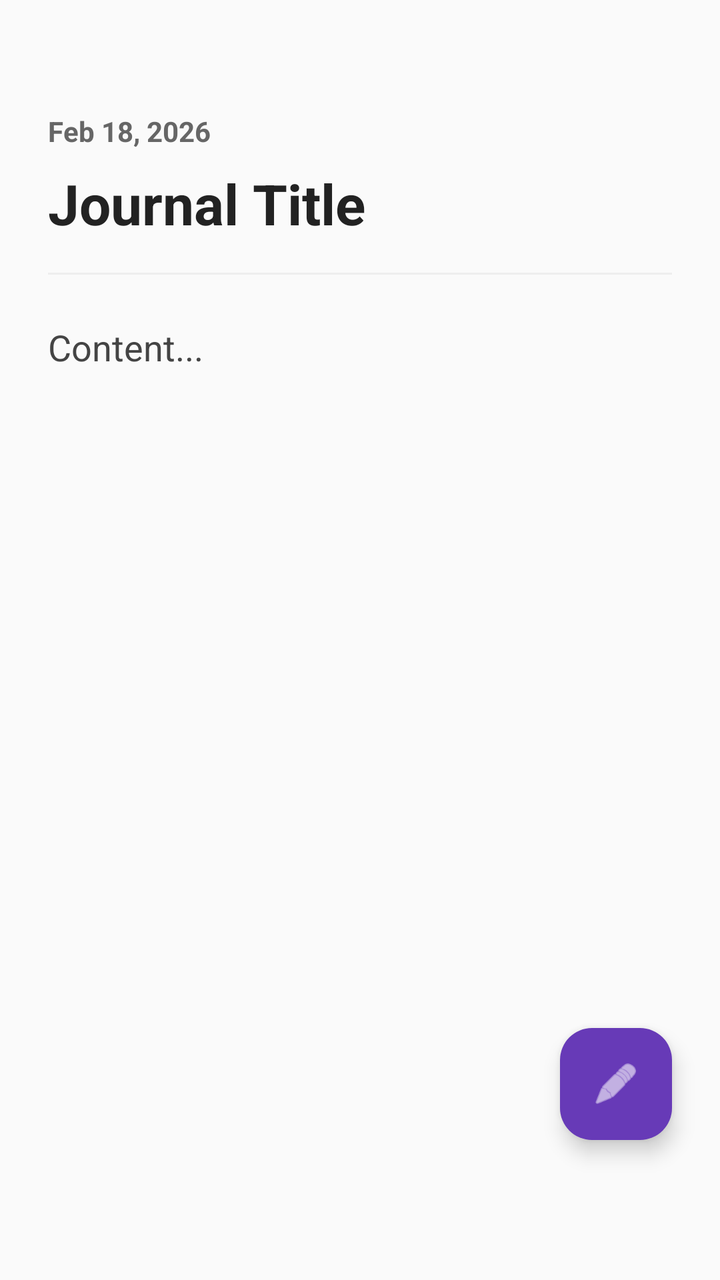
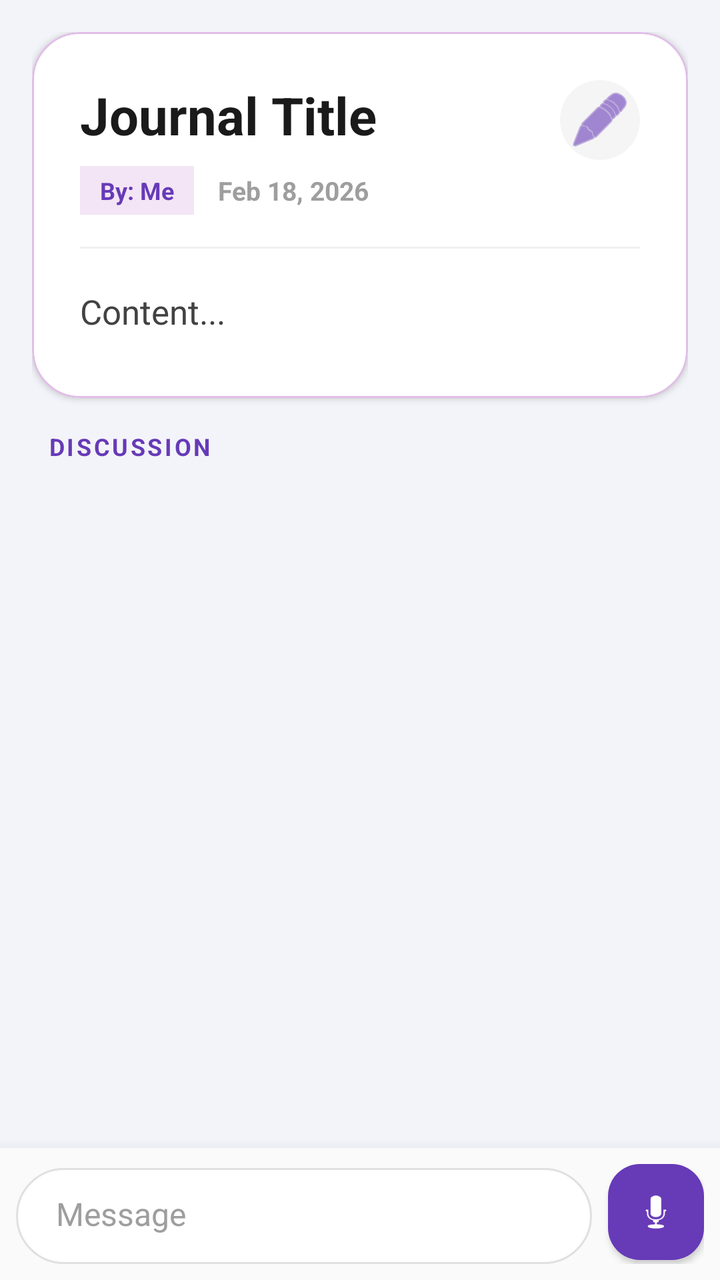

An Android layout rendered at two revisions. The XML below is the earlier revision; the diff shows what the commit changed to produce the second picture.
<!-- AndroidManifest.xml: application theme Theme.SpiritualTracker -->
<!-- res/layout/activity_journal_detail.xml -->
<?xml version="1.0" encoding="utf-8"?>
<androidx.coordinatorlayout.widget.CoordinatorLayout
    xmlns:android="http://schemas.android.com/apk/res/android"
    xmlns:app="http://schemas.android.com/apk/res-auto"
    android:layout_width="match_parent"
    android:layout_height="match_parent"
    android:background="#FAFAFA">

    <ScrollView
        android:layout_width="match_parent"
        android:layout_height="match_parent"
        android:padding="24dp"
        android:clipToPadding="false"> <LinearLayout
        android:layout_width="match_parent"
        android:layout_height="wrap_content"
        android:orientation="vertical"
        android:paddingTop="32dp"
        android:paddingBottom="80dp"> <TextView
        android:id="@+id/tvDetailDate"
        android:layout_width="wrap_content"
        android:layout_height="wrap_content"
        android:text="Feb 18, 2026"
        android:textSize="14sp"
        android:textStyle="bold"
        android:textColor="#666666"
        android:layout_marginBottom="8dp"/>

        <TextView
            android:id="@+id/tvDetailTitle"
            android:layout_width="match_parent"
            android:layout_height="wrap_content"
            android:text="Journal Title"
            android:textSize="28sp"
            android:textStyle="bold"
            android:textColor="#222222"
            android:layout_marginBottom="16dp"/>

        <LinearLayout
            android:id="@+id/audioPlayerContainer"
            android:layout_width="match_parent"
            android:layout_height="wrap_content"
            android:orientation="horizontal"
            android:gravity="center_vertical"
            android:background="#F3E5F5"
            android:padding="12dp"
            android:layout_marginBottom="24dp"
            android:visibility="gone">

            <ImageButton
                android:id="@+id/btnPlayEntryAudio"
                android:layout_width="48dp"
                android:layout_height="48dp"
                android:src="@android:drawable/ic_media_play"
                android:background="@drawable/circle_background"
                android:backgroundTint="#7B1FA2"
                android:tint="#FFFFFF" />

            <TextView
                android:layout_width="wrap_content"
                android:layout_height="wrap_content"
                android:text="Listen to Voice Note"
                android:textSize="16sp"
                android:textColor="#333333"
                android:textStyle="bold"
                android:layout_marginStart="16dp"/>
        </LinearLayout>

        <View
            android:layout_width="match_parent"
            android:layout_height="1dp"
            android:background="#EEEEEE"
            android:layout_marginBottom="24dp"/>

        <TextView
            android:id="@+id/tvDetailContent"
            android:layout_width="match_parent"
            android:layout_height="wrap_content"
            android:text="Content..."
            android:textSize="18sp"
            android:textColor="#444444"
            android:lineSpacingExtra="6dp"/>
    </LinearLayout>
    </ScrollView>

    <com.google.android.material.floatingactionbutton.FloatingActionButton
        android:id="@+id/fabEditEntry"
        android:layout_width="wrap_content"
        android:layout_height="wrap_content"
        android:layout_gravity="bottom|end"
        android:layout_marginEnd="24dp"
        android:layout_marginBottom="70dp"
        android:src="@android:drawable/ic_menu_edit"
        app:tint="#FFFFFF"
        app:backgroundTint="#673AB7" />

</androidx.coordinatorlayout.widget.CoordinatorLayout>
<!-- resources referenced by this layout -->
<resources>
  <!-- drawable circle_background (drawable) -->
  <?xml version="1.0" encoding="utf-8"?>
  <shape xmlns:android="http://schemas.android.com/apk/res/android"
      android:shape="oval">
      <solid android:color="#FFFFFF" />
  </shape>
  <style name="Theme.SpiritualTracker" parent="Base.Theme.SpiritualTracker" />
  <style name="Base.Theme.SpiritualTracker" parent="Theme.Material3.DayNight.NoActionBar">
          
          
      </style>
</resources>

<!-- the commit's change to res/layout/activity_journal_detail.xml (unified diff, before → after) -->
@@ -1,96 +1,383 @@
 <?xml version="1.0" encoding="utf-8"?>
-<androidx.coordinatorlayout.widget.CoordinatorLayout
-    xmlns:android="http://schemas.android.com/apk/res/android"
+<LinearLayout xmlns:android="http://schemas.android.com/apk/res/android"
     xmlns:app="http://schemas.android.com/apk/res-auto"
     android:layout_width="match_parent"
     android:layout_height="match_parent"
-    android:background="#FAFAFA">
-
-    <ScrollView
+    android:orientation="vertical"
+    android:background="#F3F4F9"
+    android:fitsSystemWindows="true">
+
+    <androidx.coordinatorlayout.widget.CoordinatorLayout
         android:layout_width="match_parent"
-        android:layout_height="match_parent"
-        android:padding="24dp"
-        android:clipToPadding="false"> <LinearLayout
+        android:layout_height="0dp"
+        android:layout_weight="1"
+        android:background="#F3F4F9">
+
+        <com.google.android.material.appbar.AppBarLayout
+            android:layout_width="match_parent"
+            android:layout_height="wrap_content"
+            android:background="#F3F4F9"
+            android:fitsSystemWindows="false"
+            app:elevation="0dp">
+
+            <LinearLayout
+                android:layout_width="match_parent"
+                android:layout_height="wrap_content"
+                android:orientation="vertical"
+                android:padding="16dp"
+                android:background="#F3F4F9"
+                app:layout_scrollFlags="scroll|exitUntilCollapsed">
+
+                <com.google.android.material.card.MaterialCardView
+                    android:layout_width="match_parent"
+                    android:layout_height="wrap_content"
+                    app:cardCornerRadius="24dp"
+                    app:cardElevation="2dp"
+                    app:strokeColor="#E1BEE7"
+                    app:strokeWidth="1dp"
+                    app:cardBackgroundColor="#FFFFFF"
+                    android:layout_marginBottom="16dp">
+
+                    <LinearLayout
+                        android:layout_width="match_parent"
+                        android:layout_height="wrap_content"
+                        android:orientation="vertical"
+                        android:padding="24dp">
+
+                        <RelativeLayout
+                            android:layout_width="match_parent"
+                            android:layout_height="wrap_content"
+                            android:layout_marginBottom="16dp">
+
+                            <LinearLayout
+                                android:layout_width="match_parent"
+                                android:layout_height="wrap_content"
+                                android:orientation="vertical"
+                                android:layout_toStartOf="@+id/btnEditEntry"
+                                android:layout_marginEnd="12dp">
+
+                                <TextView
+                                    android:id="@+id/tvDetailTitle"
+                                    android:layout_width="match_parent"
+                                    android:layout_height="wrap_content"
+                                    android:text="Journal Title"
+                                    android:textSize="26sp"
+                                    android:textStyle="bold"
+                                    android:textColor="#1A1A1A"
+                                    android:layout_marginBottom="8dp"/>
+
+                                <LinearLayout
+                                    android:layout_width="match_parent"
+                                    android:layout_height="wrap_content"
+                                    android:orientation="horizontal"
+                                    android:gravity="center_vertical">
+
+                                    <TextView
+                                        android:id="@+id/tvDetailAuthor"
+                                        android:layout_width="wrap_content"
+                                        android:layout_height="wrap_content"
+                                        android:text="By: Me"
+                                        android:textSize="12sp"
+                                        android:textStyle="bold"
+                                        android:textColor="#673AB7"
+                                        android:background="#F3E5F5"
+                                        android:paddingHorizontal="10dp"
+                                        android:paddingVertical="4dp"/>
+
+                                    <TextView
+                                        android:id="@+id/tvDetailDate"
+                                        android:layout_width="wrap_content"
+                                        android:layout_height="wrap_content"
+                                        android:text="Feb 18, 2026"
+                                        android:textSize="13sp"
+                                        android:textStyle="bold"
+                                        android:textColor="#9E9E9E"
+                                        android:layout_marginStart="12dp"/>
+                                </LinearLayout>
+                            </LinearLayout>
+
+                            <ImageButton
+                                android:id="@+id/btnEditEntry"
+                                android:layout_width="40dp"
+                                android:layout_height="40dp"
+                                android:layout_alignParentEnd="true"
+                                android:layout_alignParentTop="true"
+                                android:background="@drawable/circle_background"
+                                android:backgroundTint="#F5F5F5"
+                                android:src="@android:drawable/ic_menu_edit"
+                                app:tint="#673AB7"
+                                android:padding="8dp"/>
+                        </RelativeLayout>
+
+                        <LinearLayout
+                            android:id="@+id/audioPlayerContainer"
+                            android:layout_width="match_parent"
+                            android:layout_height="wrap_content"
+                            android:orientation="vertical"
+                            android:background="#F3E5F5"
+                            android:padding="16dp"
+                            android:layout_marginBottom="20dp"
+                            android:visibility="gone">
+
+                            <LinearLayout
+                                android:layout_width="match_parent"
+                                android:layout_height="wrap_content"
+                                android:orientation="horizontal"
+                                android:gravity="center_vertical">
+
+                                <FrameLayout
+                                    android:layout_width="48dp"
+                                    android:layout_height="48dp">
+                                    <ImageButton
+                                        android:id="@+id/btnPlayEntryAudio"
+                                        android:layout_width="match_parent"
+                                        android:layout_height="match_parent"
+                                        android:src="@android:drawable/ic_media_play"
+                                        android:background="@drawable/circle_background"
+                                        android:backgroundTint="#673AB7"
+                                        app:tint="#FFFFFF" />
+                                    <ProgressBar
+                                        android:id="@+id/pbEntryDownload"
+                                        style="?android:attr/progressBarStyleSmall"
+                                        android:layout_width="match_parent"
+                                        android:layout_height="match_parent"
+                                        android:visibility="gone"/>
+                                </FrameLayout>
+
+                                <LinearLayout
+                                    android:layout_width="0dp"
+                                    android:layout_height="wrap_content"
+                                    android:orientation="vertical"
+                                    android:layout_weight="1"
+                                    android:layout_marginStart="16dp">
+
+                                    <TextView
+                                        android:layout_width="wrap_content"
+                                        android:layout_height="wrap_content"
+                                        android:text="Voice Note"
+                                        android:textSize="14sp"
+                                        android:textColor="#333333"
+                                        android:textStyle="bold"/>
+
+                                    <TextView
+                                        android:id="@+id/tvDetailDuration"
+                                        android:layout_width="wrap_content"
+                                        android:layout_height="wrap_content"
+                                        android:text="00:00 / 00:00"
+                                        android:textSize="12sp"
+                                        android:textColor="#673AB7"
+                                        android:textStyle="bold"/>
+                                </LinearLayout>
+                            </LinearLayout>
+
+                            <SeekBar
+                                android:id="@+id/seekBarAudio"
+                                android:layout_width="match_parent"
+                                android:layout_height="wrap_content"
+                                android:layout_marginTop="8dp"
+                                android:progressBackgroundTint="#CCCCCC"
+                                android:progressTint="#673AB7"
+                                android:thumbTint="#673AB7" />
+                        </LinearLayout>
+
+                        <View
+                            android:layout_width="match_parent"
+                            android:layout_height="1dp"
+                            android:background="#F0F0F0"
+                            android:layout_marginBottom="20dp"/>
+
+                        <TextView
+                            android:id="@+id/tvDetailContent"
+                            android:layout_width="match_parent"
+                            android:layout_height="wrap_content"
+                            android:text="Content..."
+                            android:textSize="17sp"
+                            android:textColor="#424242"
+                            android:lineSpacingExtra="6dp"
+                            android:paddingBottom="8dp"/> </LinearLayout>
+                </com.google.android.material.card.MaterialCardView>
+
+                <TextView
+                    android:layout_width="wrap_content"
+                    android:layout_height="wrap_content"
+                    android:text="DISCUSSION"
+                    android:textSize="12sp"
+                    android:textStyle="bold"
+                    android:textColor="#673AB7"
+                    android:letterSpacing="0.1"
+                    android:layout_marginBottom="8dp"
+                    android:layout_marginStart="8dp"/>
+
+            </LinearLayout>
+        </com.google.android.material.appbar.AppBarLayout>
+
+        <androidx.recyclerview.widget.RecyclerView
+            android:id="@+id/rvReplies"
+            android:layout_width="match_parent"
+            android:layout_height="match_parent"
+            android:background="#F3F4F9"
+            app:layout_behavior="@string/appbar_scrolling_view_behavior"
+            android:paddingBottom="8dp"
+            android:clipToPadding="false"/>
+
+    </androidx.coordinatorlayout.widget.CoordinatorLayout>
+
+    <LinearLayout
+        android:id="@+id/layoutReplyBar"
         android:layout_width="match_parent"
         android:layout_height="wrap_content"
-        android:orientation="vertical"
-        android:paddingTop="32dp"
-        android:paddingBottom="80dp"> <TextView
-        android:id="@+id/tvDetailDate"
-        android:layout_width="wrap_content"
-        android:layout_height="wrap_content"
-        android:text="Feb 18, 2026"
-        android:textSize="14sp"
-        android:textStyle="bold"
-        android:textColor="#666666"
-        android:layout_marginBottom="8dp"/>
-
-        <TextView
-            android:id="@+id/tvDetailTitle"
-            android:layout_width="match_parent"
+        android:background="#FAFAFA"
+        android:paddingHorizontal="8dp"
+        android:paddingVertical="8dp"
+        android:orientation="horizontal"
+        android:gravity="bottom"
+        android:elevation="12dp">
+
+        <LinearLayout
+            android:layout_width="0dp"
             android:layout_height="wrap_content"
-            android:text="Journal Title"
-            android:textSize="28sp"
-            android:textStyle="bold"
-            android:textColor="#222222"
-            android:layout_marginBottom="16dp"/>
-
-        <LinearLayout
-            android:id="@+id/audioPlayerContainer"
-            android:layout_width="match_parent"
+            android:layout_weight="1"
+            android:orientation="vertical"
+            android:background="@drawable/bg_chat_input">
+
+            <LinearLayout
+                android:id="@+id/layoutReplyPreview"
+                android:layout_width="match_parent"
+                android:layout_height="wrap_content"
+                android:orientation="horizontal"
+                android:background="#F5F5F5"
+                android:padding="8dp"
+                android:visibility="gone">
+
+                <View
+                    android:layout_width="4dp"
+                    android:layout_height="match_parent"
+                    android:background="#673AB7" />
+
+                <LinearLayout
+                    android:layout_width="0dp"
+                    android:layout_weight="1"
+                    android:layout_height="wrap_content"
+                    android:orientation="vertical"
+                    android:paddingStart="8dp">
+
+                    <TextView
+                        android:id="@+id/tvReplyPreviewName"
+                        android:layout_width="wrap_content"
+                        android:layout_height="wrap_content"
+                        android:text="Partner"
+                        android:textColor="#673AB7"
+                        android:textStyle="bold"
+                        android:textSize="12sp" />
+
+                    <TextView
+                        android:id="@+id/tvReplyPreviewText"
+                        android:layout_width="wrap_content"
+                        android:layout_height="wrap_content"
+                        android:ellipsize="end"
+                        android:maxLines="1"
+                        android:textColor="#555555"
+                        android:textSize="14sp" />
+                </LinearLayout>
+
+                <ImageButton
+                    android:id="@+id/btnCloseReply"
+                    android:layout_width="24dp"
+                    android:layout_height="24dp"
+                    android:background="?selectableItemBackgroundBorderless"
+                    android:src="@android:drawable/ic_menu_close_clear_cancel"
+                    app:tint="#9E9E9E" />
+            </LinearLayout>
+
+            <FrameLayout
+                android:layout_width="match_parent"
+                android:layout_height="wrap_content"
+                android:minHeight="48dp">
+
+                <TextView
+                    android:id="@+id/tvTypingIndicator"
+                    android:layout_width="wrap_content"
+                    android:layout_height="wrap_content"
+                    android:text="Partner is typing..."
+                    android:textSize="13sp"
+                    android:textColor="#673AB7"
+                    android:textStyle="italic"
+                    android:visibility="gone"
+                    android:layout_marginStart="16dp"
+                    android:layout_marginBottom="4dp"/>
+
+                <EditText
+                    android:id="@+id/etReplyInput"
+                    android:layout_width="match_parent"
+                    android:layout_height="wrap_content"
+                    android:hint="Message"
+                    android:background="@null"
+                    android:paddingHorizontal="20dp"
+                    android:paddingVertical="12dp"
+                    android:textSize="16sp"
+                    android:textColor="#1A1A1A"
+                    android:textColorHint="#9E9E9E"
+                    android:maxLines="5"
+                    android:inputType="textMultiLine|textCapSentences"/>
+
+                <LinearLayout
+                    android:id="@+id/layoutRecordingUI"
+                    android:layout_width="match_parent"
+                    android:layout_height="match_parent"
+                    android:layout_gravity="center"
+                    android:orientation="horizontal"
+                    android:gravity="center_vertical"
+                    android:visibility="gone"
+                    android:paddingHorizontal="8dp"
+                    android:baselineAligned="false">
+
+                    <ImageButton
+                        android:id="@+id/btnDiscardAudio"
+                        android:layout_width="36dp"
+                        android:layout_height="36dp"
+                        android:layout_gravity="center_vertical"
+                        android:background="?attr/selectableItemBackgroundBorderless"
+                        android:src="@android:drawable/ic_menu_delete"
+                        app:tint="#E53935" />
+
+                    <TextView
+                        android:id="@+id/tvRecordTimer"
+                        android:layout_width="0dp"
+                        android:layout_height="wrap_content"
+                        android:layout_gravity="center_vertical"
+                        android:layout_weight="1"
+                        android:text="00:00"
+                        android:textColor="#673AB7"
+                        android:textSize="16sp"
+                        android:textStyle="bold"
+                        android:gravity="center" />
+
+                    <ImageButton
+                        android:id="@+id/btnSendAudio"
+                        android:layout_width="36dp"
+                        android:layout_height="36dp"
+                        android:layout_gravity="center_vertical"
+                        android:background="@drawable/circle_background"
+                        android:backgroundTint="#673AB7"
+                        android:src="@android:drawable/ic_menu_send"
+                        app:tint="#FFFFFF" />
+                </LinearLayout>
+            </FrameLayout>
+        </LinearLayout>
+
+        <com.google.android.material.floatingactionbutton.FloatingActionButton
+            android:id="@+id/btnSendOrRecord"
+            android:layout_width="wrap_content"
             android:layout_height="wrap_content"
-            android:orientation="horizontal"
-            android:gravity="center_vertical"
-            android:background="#F3E5F5"
-            android:padding="12dp"
-            android:layout_marginBottom="24dp"
-            android:visibility="gone">
-
-            <ImageButton
-                android:id="@+id/btnPlayEntryAudio"
-                android:layout_width="48dp"
-                android:layout_height="48dp"
-                android:src="@android:drawable/ic_media_play"
-                android:background="@drawable/circle_background"
-                android:backgroundTint="#7B1FA2"
-                android:tint="#FFFFFF" />
-
-            <TextView
-                android:layout_width="wrap_content"
-                android:layout_height="wrap_content"
-                android:text="Listen to Voice Note"
-                android:textSize="16sp"
-                android:textColor="#333333"
-                android:textStyle="bold"
-                android:layout_marginStart="16dp"/>
-        </LinearLayout>
-
-        <View
-            android:layout_width="match_parent"
-            android:layout_height="1dp"
-            android:background="#EEEEEE"
-            android:layout_marginBottom="24dp"/>
-
-        <TextView
-            android:id="@+id/tvDetailContent"
-            android:layout_width="match_parent"
-            android:layout_height="wrap_content"
-            android:text="Content..."
-            android:textSize="18sp"
-            android:textColor="#444444"
-            android:lineSpacingExtra="6dp"/>
+            android:layout_marginStart="8dp"
+            android:layout_marginBottom="2dp"
+            android:src="@android:drawable/ic_btn_speak_now"
+            app:fabCustomSize="48dp"
+            app:backgroundTint="#673AB7"
+            app:tint="#FFFFFF"
+            app:elevation="2dp"
+            app:borderWidth="0dp"/>
+
     </LinearLayout>
-    </ScrollView>
-
-    <com.google.android.material.floatingactionbutton.FloatingActionButton
-        android:id="@+id/fabEditEntry"
-        android:layout_width="wrap_content"
-        android:layout_height="wrap_content"
-        android:layout_gravity="bottom|end"
-        android:layout_marginEnd="24dp"
-        android:layout_marginBottom="70dp"
-        android:src="@android:drawable/ic_menu_edit"
-        app:tint="#FFFFFF"
-        app:backgroundTint="#673AB7" />
-
-</androidx.coordinatorlayout.widget.CoordinatorLayout>
+
+</LinearLayout>
<!-- resource entries referenced after the edit -->
@@ -1,5 +1,10 @@
 <!-- resources referenced by this layout -->
 <resources>
+  <!-- drawable bg_chat_input (drawable) -->
+  <?xml version="1.0" encoding="utf-8"?>
+  <shape xmlns:android="http://schemas.android.com/apk/res/android"
+      android:shape="rectangle">
+      <solid android:color="#FFFFFF" /> <stroke android:width="1dp" android:color="#E0E0E0" /> <corners android:radius="28dp" /> </shape>
   <!-- drawable circle_background (drawable) -->
   <?xml version="1.0" encoding="utf-8"?>
   <shape xmlns:android="http://schemas.android.com/apk/res/android"
@@ -8,8 +13,11 @@
   </shape>
   <style name="Theme.SpiritualTracker" parent="Base.Theme.SpiritualTracker" />
   <style name="Base.Theme.SpiritualTracker" parent="Theme.Material3.DayNight.NoActionBar">
-          
-          
+          <item name="colorPrimary">#7E57C2</item>
+          <item name="colorOnPrimary">#FFFFFF</item>
+          <item name="colorSecondaryContainer">#D1C4E9</item>
+          <item name="colorOnSecondaryContainer">#7E57C2</item>
+          <item name="android:windowBackground">#F3F4F9</item>
       </style>
 </resources>
 
